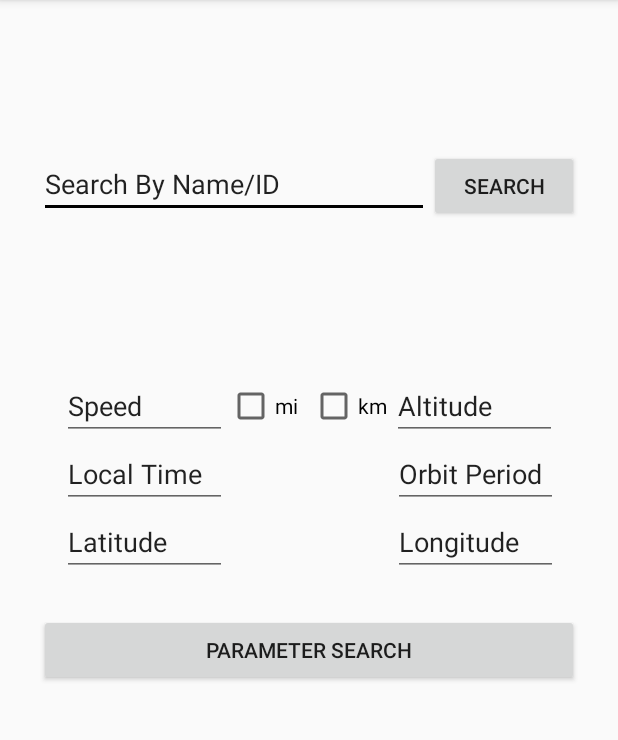
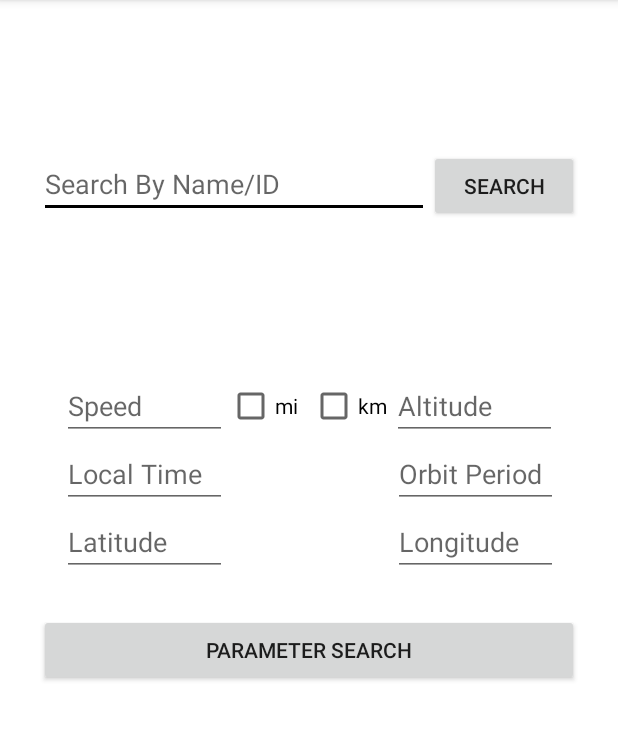
Before and after one commit to agauba5/deep-dive-SatTrack, an Android app: the screen it shows after launch (MainActivity), on a phone screen of 412 x 824 dp, the part 84-824 px from its top. Run offline under Robolectric (Android 15) with nearby library versions, the light colour scheme and no system bars.

Commit message:
Layout update with new search button connected to result fragment

```diff
--- a/app/src/main/AndroidManifest.xml
+++ b/app/src/main/AndroidManifest.xml
@@ -12,7 +12,8 @@
     <activity
       android:label="@string/app_name"
       android:name=".MainActivity"
-      android:theme="@style/AppTheme.NoActionBar">
+      android:theme="@style/AppTheme.NoActionBar"
+      android:screenOrientation="portrait">
       <intent-filter>
         <action android:name="android.intent.action.MAIN"/>
 
--- /dev/null
+++ b/app/src/main/java/edu/cnm/deepdive/ahg/sattrack/HomeFragment.java
@@ -0,0 +1,104 @@
+package edu.cnm.deepdive.ahg.sattrack;
+
+import android.content.Context;
+import android.net.Uri;
+import android.os.Bundle;
+import android.support.v4.app.Fragment;
+import android.view.LayoutInflater;
+import android.view.View;
+import android.view.ViewGroup;
+
+
+/**
+ * A simple {@link Fragment} subclass. Activities that contain this fragment must implement the
+ * {@link HomeFragment.OnFragmentInteractionListener} interface to handle interaction events. Use
+ * the {@link HomeFragment#newInstance} factory method to create an instance of this fragment.
+ */
+public class HomeFragment extends Fragment {
+
+  // TODO: Rename parameter arguments, choose names that match
+  // the fragment initialization parameters, e.g. ARG_ITEM_NUMBER
+  private static final String ARG_PARAM1 = "param1";
+  private static final String ARG_PARAM2 = "param2";
+
+  // TODO: Rename and change types of parameters
+  private String mParam1;
+  private String mParam2;
+
+  private OnFragmentInteractionListener mListener;
+
+  public HomeFragment() {
+    // Required empty public constructor
+  }
+
+  /**
+   * Use this factory method to create a new instance of this fragment using the provided
+   * parameters.
+   *
+   * @param param1 Parameter 1.
+   * @param param2 Parameter 2.
+   * @return A new instance of fragment HomeFragment.
+   */
+  // TODO: Rename and change types and number of parameters
+  public static HomeFragment newInstance(String param1, String param2) {
+    HomeFragment fragment = new HomeFragment();
+    Bundle args = new Bundle();
+    args.putString(ARG_PARAM1, param1);
+    args.putString(ARG_PARAM2, param2);
+    fragment.setArguments(args);
+    return fragment;
+  }
+
+  @Override
+  public void onCreate(Bundle savedInstanceState) {
+    super.onCreate(savedInstanceState);
+    if (getArguments() != null) {
+      mParam1 = getArguments().getString(ARG_PARAM1);
+      mParam2 = getArguments().getString(ARG_PARAM2);
+    }
+  }
+
+  @Override
+  public View onCreateView(LayoutInflater inflater, ViewGroup container,
+      Bundle savedInstanceState) {
+    // Inflate the layout for this fragment
+    return inflater.inflate(R.layout.fragment_home, container, false);
+  }
+
+  // TODO: Rename method, update argument and hook method into UI event
+  public void onButtonPressed(Uri uri) {
+    if (mListener != null) {
+      mListener.onFragmentInteraction(uri);
+    }
+  }
+
+  @Override
+  public void onAttach(Context context) {
+    super.onAttach(context);
+    if (context instanceof OnFragmentInteractionListener) {
+      mListener = (OnFragmentInteractionListener) context;
+    } else {
+      throw new RuntimeException(context.toString()
+          + " must implement OnFragmentInteractionListener");
+    }
+  }
+
+  @Override
+  public void onDetach() {
+    super.onDetach();
+    mListener = null;
+  }
+
+  /**
+   * This interface must be implemented by activities that contain this fragment to allow an
+   * interaction in this fragment to be communicated to the activity and potentially other fragments
+   * contained in that activity. <p> See the Android Training lesson <a href=
+   * "http://developer.android.com/training/basics/fragments/communicating.html" >Communicating with
+   * Other Fragments</a> for more information.
+   */
+  public interface OnFragmentInteractionListener {
+
+    // TODO: Update argument type and name
+    void onFragmentInteraction(Uri uri);
+  }
+}
--- a/app/src/main/res/layout/app_bar_main.xml
+++ b/app/src/main/res/layout/app_bar_main.xml
@@ -12,7 +12,7 @@
   <android.support.design.widget.AppBarLayout
     android:layout_width="match_parent"
     android:layout_height="wrap_content"
-    android:background="@color/colorTransparentBackground"
+    android:background="@color/colorTheme"
     android:theme="@style/AppTheme.AppBarOverlay">
 
     <android.support.v7.widget.Toolbar
--- a/app/src/main/res/layout/content_main.xml
+++ b/app/src/main/res/layout/content_main.xml
@@ -3,124 +3,11 @@
   xmlns:android="http://schemas.android.com/apk/res/android"
   xmlns:app="http://schemas.android.com/apk/res-auto"
   xmlns:tools="http://schemas.android.com/tools"
+  android:id="@+id/content_main"
   android:layout_width="match_parent"
   android:layout_height="match_parent"
   app:layout_behavior="@string/appbar_scrolling_view_behavior"
   tools:context="edu.cnm.deepdive.ahg.sattrack.MainActivity"
   tools:showIn="@layout/app_bar_main">
 
-  <LinearLayout
-    android:id="@+id/main_search"
-    android:layout_width="360dp"
-    android:layout_height="wrap_content"
-    android:orientation="horizontal"
-    app:layout_constraintLeft_toLeftOf="parent"
-    app:layout_constraintRight_toRightOf="parent"
-    app:layout_constraintTop_toTopOf="parent"
-    android:layout_marginTop="100dp">
-
-    <MultiAutoCompleteTextView
-      android:id="@+id/search_by_id_bar"
-      android:layout_width="260dp"
-      android:layout_height="wrap_content"
-      android:text="Search By Name/ID"/>
-    <Button
-      android:id="@+id/search_by_id_button"
-      android:layout_width="100dp"
-      android:layout_height="wrap_content"
-      android:text="Search"/>
-  </LinearLayout>
-  <LinearLayout
-    android:layout_width="360dp"
-    android:layout_height="wrap_content"
-    android:layout_marginTop="100dp"
-    android:orientation="vertical"
-    app:layout_constraintLeft_toLeftOf="parent"
-    app:layout_constraintRight_toRightOf="parent"
-    app:layout_constraintTop_toBottomOf="@id/main_search">
-    <LinearLayout
-      android:layout_width="match_parent"
-      android:layout_height="match_parent"
-      android:layout_weight="1"
-      android:orientation="horizontal"
-      android:weightSum="1">
-      <EditText
-        android:id="@+id/speed_search_bar"
-        android:layout_width="110dp"
-        android:layout_height="wrap_content"
-        android:layout_marginStart="15dp"
-        android:inputType="textPersonName"
-        android:text="Speed"/>
-      <LinearLayout
-        android:layout_width="110dp"
-        android:layout_height="match_parent"
-        android:orientation="horizontal">
-        <CheckBox
-          android:id="@+id/mi_checkBox"
-          android:layout_width="55dp"
-          android:layout_height="match_parent"
-          android:text="mi"/>
-        <CheckBox
-          android:id="@+id/km_checkBox"
-          android:layout_width="55dp"
-          android:layout_height="match_parent"
-          android:text="km"/>
-      </LinearLayout>
-      <EditText
-        android:id="@+id/altitude_search_bar"
-        android:layout_width="110dp"
-        android:layout_height="wrap_content"
-        android:layout_marginEnd="15dp"
-        android:inputType="textPersonName"
-        android:text="Altitude"/>
-    </LinearLayout>
-    <LinearLayout
-      android:layout_width="match_parent"
-      android:layout_height="match_parent"
-      android:orientation="horizontal">
-      <EditText
-        android:id="@+id/local_time_search_bar"
-        android:layout_width="110dp"
-        android:layout_height="wrap_content"
-        android:layout_marginStart="15dp"
-        android:layout_marginEnd="55dp"
-        android:inputType="textPersonName"
-        android:text="Local Time"/>
-      <EditText
-        android:id="@+id/orbit_period_search_bar"
-        android:layout_width="110dp"
-        android:layout_height="wrap_content"
-        android:layout_marginStart="55dp"
-        android:layout_marginEnd="15dp"
-        android:inputType="textPersonName"
-        android:text="Orbit Period"/>
-    </LinearLayout>
-    <LinearLayout
-      android:layout_width="match_parent"
-      android:layout_height="match_parent"
-      android:orientation="horizontal">
-      <EditText
-        android:id="@+id/latitude_search_bar"
-        android:layout_width="110dp"
-        android:layout_height="wrap_content"
-        android:layout_marginStart="15dp"
-        android:layout_marginEnd="55dp"
-        android:inputType="textPersonName"
-        android:text="Latitude"/>
-      <EditText
-        android:id="@+id/longitude_search_bar"
-        android:layout_width="110dp"
-        android:layout_height="wrap_content"
-        android:layout_marginStart="55dp"
-        android:layout_marginEnd="15dp"
-        android:inputType="textPersonName"
-        android:text="Longitude"/>
-    </LinearLayout>
-    <Button
-      android:id="@+id/parameter_search_button"
-      android:layout_width="match_parent"
-      android:layout_height="wrap_content"
-      android:layout_marginTop="25dp"
-      android:text="Parameter Search"/>
-  </LinearLayout>
 </android.support.constraint.ConstraintLayout>
--- /dev/null
+++ b/app/src/main/res/layout/fragment_home.xml
@@ -0,0 +1,126 @@
+<?xml version="1.0" encoding="utf-8"?>
+<android.support.constraint.ConstraintLayout
+  xmlns:android="http://schemas.android.com/apk/res/android"
+  xmlns:app="http://schemas.android.com/apk/res-auto"
+  android:id="@+id/fragment_home"
+  android:layout_width="match_parent"
+  android:layout_height="match_parent">
+
+  <LinearLayout
+    android:id="@+id/main_search"
+    android:layout_width="360dp"
+    android:layout_height="wrap_content"
+    android:orientation="horizontal"
+    app:layout_constraintLeft_toLeftOf="parent"
+    app:layout_constraintRight_toRightOf="parent"
+    app:layout_constraintTop_toTopOf="parent"
+    android:layout_marginTop="100dp">
+
+    <MultiAutoCompleteTextView
+      android:id="@+id/search_by_id_bar"
+      android:layout_width="260dp"
+      android:layout_height="wrap_content"
+      android:hint="Search By Name/ID"/>
+    <Button
+      android:id="@+id/search_by_id_button"
+      android:layout_width="100dp"
+      android:layout_height="wrap_content"
+      android:text="Search"
+      android:onClick="searchClick"/>
+  </LinearLayout>
+  <LinearLayout
+    android:layout_width="360dp"
+    android:layout_height="wrap_content"
+    android:layout_marginTop="100dp"
+    android:orientation="vertical"
+    app:layout_constraintLeft_toLeftOf="parent"
+    app:layout_constraintRight_toRightOf="parent"
+    app:layout_constraintTop_toBottomOf="@id/main_search">
+    <LinearLayout
+      android:layout_width="match_parent"
+      android:layout_height="match_parent"
+      android:layout_weight="1"
+      android:orientation="horizontal"
+      android:weightSum="1">
+      <EditText
+        android:id="@+id/speed_search_bar"
+        android:layout_width="110dp"
+        android:layout_height="wrap_content"
+        android:layout_marginStart="15dp"
+        android:inputType="textPersonName"
+        android:hint="Speed"/>
+      <LinearLayout
+        android:layout_width="110dp"
+        android:layout_height="match_parent"
+        android:orientation="horizontal">
+        <CheckBox
+          android:id="@+id/mi_checkBox"
+          android:layout_width="55dp"
+          android:layout_height="match_parent"
+          android:text="mi"/>
+        <CheckBox
+          android:id="@+id/km_checkBox"
+          android:layout_width="55dp"
+          android:layout_height="match_parent"
+          android:text="km"/>
+      </LinearLayout>
+      <EditText
+        android:id="@+id/altitude_search_bar"
+        android:layout_width="110dp"
+        android:layout_height="wrap_content"
+        android:layout_marginEnd="15dp"
+        android:inputType="textPersonName"
+        android:hint="Altitude"/>
+    </LinearLayout>
+    <LinearLayout
+      android:layout_width="match_parent"
+      android:layout_height="match_parent"
+      android:orientation="horizontal">
+      <EditText
+        android:id="@+id/local_time_search_bar"
+        android:layout_width="110dp"
+        android:layout_height="wrap_content"
+        android:layout_marginStart="15dp"
+        android:layout_marginEnd="55dp"
+        android:inputType="textPersonName"
+        android:hint="Local Time"/>
+      <EditText
+        android:id="@+id/orbit_period_search_bar"
+        android:layout_width="110dp"
+        android:layout_height="wrap_content"
+        android:layout_marginStart="55dp"
+        android:layout_marginEnd="15dp"
+        android:inputType="textPersonName"
+        android:hint="Orbit Period"/>
+    </LinearLayout>
+    <LinearLayout
+      android:layout_width="match_parent"
+      android:layout_height="match_parent"
+      android:orientation="horizontal">
+      <EditText
+        android:id="@+id/latitude_search_bar"
+        android:layout_width="110dp"
+        android:layout_height="wrap_content"
+        android:layout_marginStart="15dp"
+        android:layout_marginEnd="55dp"
+        android:inputType="textPersonName"
+        android:hint="Latitude"/>
+      <EditText
+        android:id="@+id/longitude_search_bar"
+        android:layout_width="110dp"
+        android:layout_height="wrap_content"
+        android:layout_marginStart="55dp"
+        android:layout_marginEnd="15dp"
+        android:inputType="textPersonName"
+        android:hint="Longitude"/>
+    </LinearLayout>
+    <Button
+      android:id="@+id/parameter_search_button"
+      android:layout_width="match_parent"
+      android:layout_height="wrap_content"
+      android:layout_marginTop="25dp"
+      android:text="Parameter Search"
+      android:onClick="searchClick"/>
+  </LinearLayout>
+
+</android.support.constraint.ConstraintLayout>
--- a/app/src/main/res/layout/fragment_search_results_list.xml
+++ b/app/src/main/res/layout/fragment_results_list.xml
@@ -10,5 +10,5 @@
   android:layout_marginRight="16dp"
   android:name="edu.cnm.deepdive.ahg.sattrack.SearchResultsFragment"
   app:layoutManager="LinearLayoutManager"
-  tools:context="edu.cnm.deepdive.ahg.sattrack.SearchResultsFragment"
-  tools:listitem="@layout/fragment_search_results"/>
+  tools:context="edu.cnm.deepdive.ahg.sattrack.ResultsFragment"
+  tools:listitem="@layout/fragment_results"/>
--- a/app/src/main/res/layout/nav_header_main.xml
+++ b/app/src/main/res/layout/nav_header_main.xml
@@ -10,7 +10,7 @@
   android:paddingRight="@dimen/activity_horizontal_margin"
   android:gravity="bottom"
   android:orientation="vertical"
-  android:background="@color/colorTransparentBackground"
+  android:background="@color/colorTheme"
   android:theme="@style/ThemeOverlay.AppCompat.Dark">
 
 
--- a/app/src/main/res/menu/activity_main_drawer.xml
+++ b/app/src/main/res/menu/activity_main_drawer.xml
@@ -8,5 +8,8 @@
   <item
     android:id="@+id/nav_track"
     android:title="Track Satellites"/>
+  <item
+    android:id="@+id/nav_home"
+    android:title="Home"/>
 
 </menu>
--- a/app/src/main/res/values/colors.xml
+++ b/app/src/main/res/values/colors.xml
@@ -1,5 +1,5 @@
 <?xml version="1.0" encoding="utf-8"?>
 <resources>
   <color name="colorTheme">#000000</color>
-  <color name="colorTransparentBackground">#00000000</color>
+  <color name="colorTransparentBackground">#FFFFFFFF</color>
 </resources>
--- a/app/src/main/res/values/strings.xml
+++ b/app/src/main/res/values/strings.xml
@@ -5,4 +5,7 @@
   <string name="navigation_drawer_close">Close navigation drawer</string>
 
   <string name="action_settings">Settings</string>
+
+  <!-- TODO: Remove or change this placeholder text -->
+  <string name="hello_blank_fragment">Hello blank fragment</string>
 </resources>
```
Also changed, not shown: app/src/main/java/edu/cnm/deepdive/ahg/sattrack/DisplaySatFragment.java (added, +105 -0 lines), app/src/main/java/edu/cnm/deepdive/ahg/sattrack/MainActivity.java (+47 -7 lines), app/src/main/java/edu/cnm/deepdive/ahg/sattrack/ResultsFragment.java (renamed from app/src/main/java/edu/cnm/deepdive/ahg/sattrack/SearchResultsFragment.java, +6 -8 lines), app/src/main/java/edu/cnm/deepdive/ahg/sattrack/ResultsRecyclerViewAdapter.java (renamed from app/src/main/java/edu/cnm/deepdive/ahg/sattrack/MySearchResultsRecyclerViewAdapter.java, +5 -5 lines), app/src/main/res/layout/fragment_display_sat.xml (added, +8 -0 lines), app/src/main/res/layout/fragment_results.xml (renamed from app/src/main/res/layout/fragment_search_results.xml).
